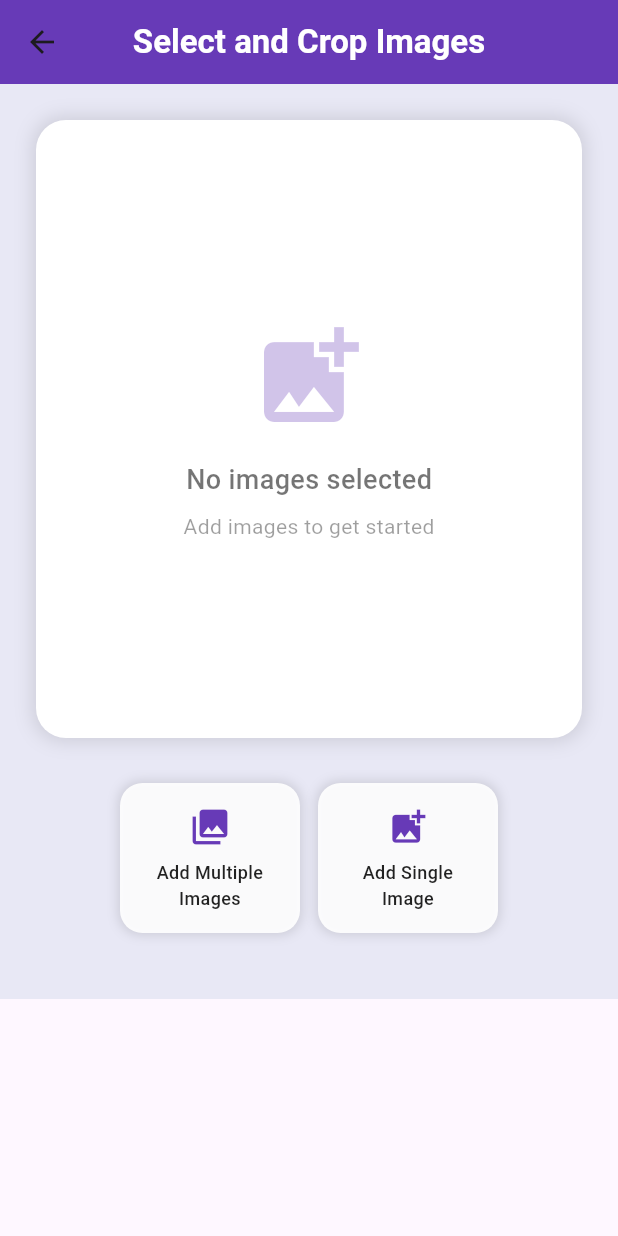
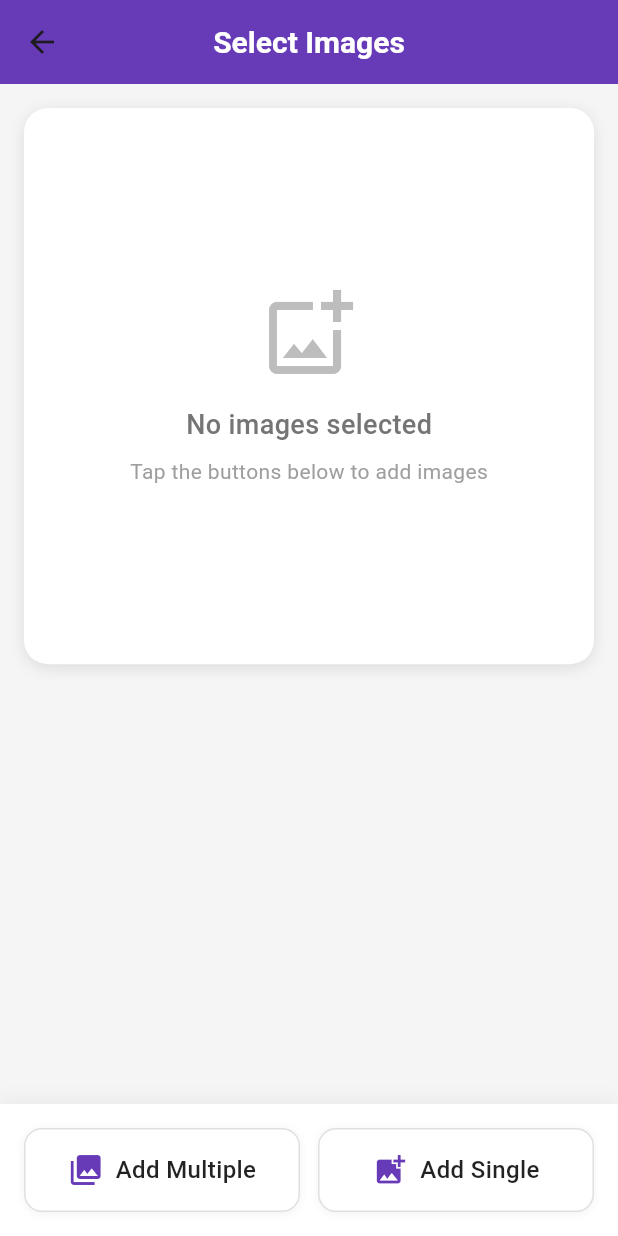
Before and after one commit to heth-projects/passport-photos, a Flutter app: the ImagePickerScreen screen opened by its route, on a phone screen of 412 x 824 dp. Run offline on Flutter 3.47's test engine with Material 3 defaults, Android fonts, the phone set to English and light mode, and no system bars; our stand-ins replace image_cropper, image_picker, pdf, permission_handler, printing, share_plus.

Commit message:
UI Changes

```diff
--- a/passport_photos/lib/screens/image_picker_screen.dart
+++ b/passport_photos/lib/screens/image_picker_screen.dart
@@ -253,14 +253,19 @@ class _ImagePickerScreenState extends State<ImagePickerScreen> {
 
   @override
   Widget build(BuildContext context) {
+    final screenHeight = MediaQuery.of(context).size.height;
+    final screenWidth = MediaQuery.of(context).size.width;
+    final isSmallScreen = screenWidth < 400;
+
     return Scaffold(
       appBar: AppBar(
-        title: Text('Select and Crop Images',
+        title: Text(
+          'Select Images',
           style: TextStyle(
             color: Colors.white,
-                fontSize: 22,
-                fontWeight: FontWeight.bold
-            )
+            fontSize: 20,
+            fontWeight: FontWeight.bold,
+          ),
         ),
         backgroundColor: Colors.deepPurple,
         centerTitle: true,
@@ -274,75 +279,195 @@ class _ImagePickerScreenState extends State<ImagePickerScreen> {
             ),
         ],
       ),
-      body: Container(
-        color: Color(0xFFE8E8F5),
-        width: double.infinity,
-        child: SafeArea(
+      backgroundColor: Color(0xFFF5F5F5),
+      body: Column(
+        children: [
+          // Main content area
+          Expanded(
             child: SingleChildScrollView(
-            padding: const EdgeInsets.all(24.0),
+              padding: EdgeInsets.all(16.0),
               child: Column(
                 children: [
                   // Images Display Section
                   Container(
                     width: double.infinity,
-                  constraints: BoxConstraints(
-                    maxHeight: MediaQuery.of(context).size.height * 0.5,
-                    minHeight: 200,
-                  ),
+                    height: screenHeight * 0.45, // Fixed height to prevent overflow
                     decoration: BoxDecoration(
                       color: Colors.white,
-                    borderRadius: BorderRadius.circular(20),
+                      borderRadius: BorderRadius.circular(16),
                       boxShadow: [
                         BoxShadow(
-                        color: Colors.black12,
-                        blurRadius: 10,
-                        spreadRadius: 2,
+                          color: Colors.black.withOpacity(0.1),
+                          blurRadius: 8,
+                          offset: Offset(0, 2),
                         ),
                       ],
                     ),
                     child: ClipRRect(
+                      borderRadius: BorderRadius.circular(16),
+                      child: _images.isEmpty
+                          ? _buildEmptyState()
+                          : _buildImageGrid(),
+                    ),
+                  ),
+
+                  SizedBox(height: 20),
+
+                  // Image counter
+                  if (_images.isNotEmpty)
+                    Container(
+                      padding: EdgeInsets.symmetric(horizontal: 16, vertical: 8),
+                      decoration: BoxDecoration(
+                        color: Colors.deepPurple.withOpacity(0.1),
                         borderRadius: BorderRadius.circular(20),
-                    child: _images.isEmpty
-                        ? Center(
+                      ),
+                      child: Text(
+                        '${_images.length} of $maxImages images selected',
+                        style: TextStyle(
+                          color: Colors.deepPurple,
+                          fontSize: 14,
+                          fontWeight: FontWeight.w600,
+                        ),
+                      ),
+                    ),
+                ],
+              ),
+            ),
+          ),
+
+          // Bottom Action Buttons
+          Container(
+            padding: EdgeInsets.all(16),
+            decoration: BoxDecoration(
+              color: Colors.white,
+              boxShadow: [
+                BoxShadow(
+                  color: Colors.black.withOpacity(0.05),
+                  blurRadius: 10,
+                  offset: Offset(0, -2),
+                ),
+              ],
+            ),
+            child: SafeArea(
+              child: Column(
+                mainAxisSize: MainAxisSize.min,
+                children: [
+                  // Action buttons row
+                  Row(
+                    children: [
+                      // Add Multiple Images Button
+                      Expanded(
+                        child: _buildActionButton(
+                          onTap: _isProcessing ? null : _pickAndCropImages,
+                          icon: _isProcessing
+                              ? SizedBox(
+                            width: 20,
+                            height: 20,
+                            child: CircularProgressIndicator(
+                              strokeWidth: 2,
+                              valueColor: AlwaysStoppedAnimation<Color>(Colors.deepPurple),
+                            ),
+                          )
+                              : Icon(Icons.photo_library, size: 24, color: Colors.deepPurple),
+                          label: _isProcessing ? "Processing..." : "Add Multiple",
+                          isEnabled: !_isProcessing,
+                          isPrimary: false,
+                        ),
+                      ),
+
+                      SizedBox(width: 12),
+
+                      // Add Single Image Button
+                      Expanded(
+                        child: _buildActionButton(
+                          onTap: _isProcessing ? null : _addSingleImage,
+                          icon: Icon(
+                            Icons.add_photo_alternate,
+                            size: 24,
+                            color: _isProcessing ? Colors.grey : Colors.deepPurple,
+                          ),
+                          label: "Add Single",
+                          isEnabled: !_isProcessing,
+                          isPrimary: false,
+                        ),
+                      ),
+                    ],
+                  ),
+
+                  // Continue button (full width when images are present)
+                  if (_images.isNotEmpty) ...[
+                    SizedBox(height: 12),
+                    SizedBox(
+                      width: double.infinity,
+                      child: _buildActionButton(
+                        onTap: () {
+                          Navigator.pushNamed(
+                            context,
+                            '/selectSize',
+                            arguments: _images,
+                          );
+                        },
+                        icon: Icon(Icons.arrow_forward, size: 24, color: Colors.white),
+                        label: "Continue to Next Step",
+                        isEnabled: true,
+                        isPrimary: true,
+                        isFullWidth: true,
+                      ),
+                    ),
+                  ],
+                ],
+              ),
+            ),
+          ),
+        ],
+      ),
+    );
+  }
+
+  Widget _buildEmptyState() {
+    return Center(
       child: Column(
         mainAxisAlignment: MainAxisAlignment.center,
         children: [
           Icon(
-                            Icons.add_photo_alternate,
-                            size: 80,
-                            color: Colors.deepPurple.withOpacity(0.3),
+            Icons.add_photo_alternate_outlined,
+            size: 64,
+            color: Colors.grey[400],
           ),
           SizedBox(height: 16),
           Text(
             'No images selected',
             style: TextStyle(
-                                color: Colors.black54,
+              color: Colors.grey[600],
               fontSize: 18,
-                                fontWeight: FontWeight.w500
+              fontWeight: FontWeight.w500,
             ),
           ),
           SizedBox(height: 8),
           Text(
-                            'Add images to get started',
+            'Tap the buttons below to add images',
             style: TextStyle(
-                                color: Colors.black38,
-                                fontSize: 14
+              color: Colors.grey[500],
+              fontSize: 14,
             ),
           ),
         ],
       ),
-                    )
-                        : Column(
+    );
+  }
+
+  Widget _buildImageGrid() {
+    return Column(
       children: [
-                        // Images count header
+        // Header
         Container(
           width: double.infinity,
           padding: EdgeInsets.all(16),
           decoration: BoxDecoration(
             color: Colors.deepPurple.withOpacity(0.1),
             borderRadius: BorderRadius.only(
-                              topLeft: Radius.circular(20),
-                              topRight: Radius.circular(20),
+              topLeft: Radius.circular(16),
+              topRight: Radius.circular(16),
             ),
           ),
           child: Text(
@@ -355,39 +480,51 @@ class _ImagePickerScreenState extends State<ImagePickerScreen> {
             textAlign: TextAlign.center,
           ),
         ),
+
         // Images grid
         Expanded(
           child: Padding(
             padding: const EdgeInsets.all(16.0),
             child: GridView.builder(
               gridDelegate: SliverGridDelegateWithFixedCrossAxisCount(
-                                crossAxisCount: 2,
+                crossAxisCount: MediaQuery.of(context).size.width > 600 ? 3 : 2,
                 crossAxisSpacing: 12,
                 mainAxisSpacing: 12,
                 childAspectRatio: 1,
               ),
               itemCount: _images.length,
               itemBuilder: (context, index) {
-                                return Stack(
-                                  children: [
-                                    GestureDetector(
+                return _buildImageItem(index);
+              },
+            ),
+          ),
+        ),
+      ],
+    );
+  }
+
+  Widget _buildImageItem(int index) {
+    final isSelected = _selectedImageIndex == index;
+
+    return GestureDetector(
       onTap: () {
         setState(() {
-                                          _selectedImageIndex = _selectedImageIndex == index ? null : index;
+          _selectedImageIndex = isSelected ? null : index;
         });
       },
       child: Container(
         decoration: BoxDecoration(
           borderRadius: BorderRadius.circular(12),
           border: Border.all(
-                                            color: _selectedImageIndex == index
-                                                ? Colors.deepPurple
-                                                : Colors.transparent,
-                                            width: 3,
+            color: isSelected ? Colors.deepPurple : Colors.grey[300]!,
+            width: isSelected ? 3 : 1,
           ),
         ),
-                                        child: ClipRRect(
-                                          borderRadius: BorderRadius.circular(12),
+        child: Stack(
+          children: [
+            // Image
+            ClipRRect(
+              borderRadius: BorderRadius.circular(11),
               child: Image.file(
                 _images[index],
                 fit: BoxFit.cover,
@@ -395,8 +532,7 @@ class _ImagePickerScreenState extends State<ImagePickerScreen> {
                 height: double.infinity,
               ),
             ),
-                                      ),
-                                    ),
+
             // Remove button
             Positioned(
               top: 4,
@@ -404,8 +540,8 @@ class _ImagePickerScreenState extends State<ImagePickerScreen> {
               child: GestureDetector(
                 onTap: () => _removeImage(index),
                 child: Container(
-                                          width: 24,
-                                          height: 24,
+                  width: 28,
+                  height: 28,
                   decoration: BoxDecoration(
                     color: Colors.red,
                     shape: BoxShape.circle,
@@ -419,229 +555,98 @@ class _ImagePickerScreenState extends State<ImagePickerScreen> {
                   child: Icon(
                     Icons.close,
                     color: Colors.white,
-                                            size: 16,
+                    size: 18,
                   ),
                 ),
               ),
             ),
+
             // Selection indicator
-                                    if (_selectedImageIndex == index)
+            if (isSelected)
               Positioned(
                 bottom: 4,
                 left: 4,
                 child: Container(
-                                          padding: EdgeInsets.symmetric(horizontal: 6, vertical: 2),
+                  padding: EdgeInsets.symmetric(horizontal: 8, vertical: 4),
                   decoration: BoxDecoration(
                     color: Colors.deepPurple,
-                                            borderRadius: BorderRadius.circular(8),
+                    borderRadius: BorderRadius.circular(12),
                   ),
                   child: Text(
                     'Selected',
                     style: TextStyle(
                       color: Colors.white,
                       fontSize: 10,
-                                              fontWeight: FontWeight.w500,
+                      fontWeight: FontWeight.w600,
                     ),
-                                          ),
-                                        ),
-                                      ),
-                                  ],
-                                );
-                              },
                   ),
                 ),
               ),
           ],
         ),
       ),
+    );
+  }
+
+  Widget _buildActionButton({
+    required VoidCallback? onTap,
+    required Widget icon,
+    required String label,
+    required bool isEnabled,
+    required bool isPrimary,
+    bool isFullWidth = false,
+  }) {
+    return GestureDetector(
+      onTap: onTap,
+      child: Container(
+        height: 56,
+        padding: EdgeInsets.symmetric(horizontal: 16),
+        decoration: BoxDecoration(
+          color: isPrimary
+              ? Colors.deepPurple
+              : (isEnabled ? Colors.white : Colors.grey[100]),
+          borderRadius: BorderRadius.circular(12),
+          border: isPrimary
+              ? null
+              : Border.all(color: Colors.grey[300]!),
+          boxShadow: isPrimary
+              ? [
+            BoxShadow(
+              color: Colors.deepPurple.withOpacity(0.3),
+              blurRadius: 8,
+              offset: Offset(0, 2),
             ),
-
-                SizedBox(height: 30),
-
-                // Action Buttons
-                Row(
-                  mainAxisAlignment: MainAxisAlignment.center,
-                  children: [
-                    // Add Multiple Images Button
-                    GestureDetector(
-                      onTap: _isProcessing ? null : _pickAndCropImages,
-                      child: Container(
-                        width: 120,
-                        height: 100,
-                        decoration: BoxDecoration(
-                          color: _isProcessing
-                              ? Colors.grey.withOpacity(0.5)
-                              : Colors.white.withOpacity(0.9),
-                          borderRadius: BorderRadius.circular(15),
-                          boxShadow: [
+          ]
+              : [
             BoxShadow(
-                              color: Colors.black12,
-                              blurRadius: 6,
-                              spreadRadius: 1,
+              color: Colors.black.withOpacity(0.05),
+              blurRadius: 4,
+              offset: Offset(0, 1),
             ),
           ],
         ),
-                        child: Column(
+        child: Row(
           mainAxisAlignment: MainAxisAlignment.center,
           children: [
-                            _isProcessing
-                                ? SizedBox(
-                              width: 28,
-                              height: 28,
-                              child: CircularProgressIndicator(
-                                strokeWidth: 2,
-                                valueColor: AlwaysStoppedAnimation<Color>(Colors.deepPurple),
+            icon,
+            SizedBox(width: 8),
+            Flexible(
+              child: Text(
+                label,
+                style: TextStyle(
+                  color: isPrimary
+                      ? Colors.white
+                      : (isEnabled ? Colors.black87 : Colors.grey),
+                  fontSize: 16,
+                  fontWeight: isPrimary ? FontWeight.w600 : FontWeight.w500,
                 ),
-                            )
-                                : Icon(
-                              Icons.photo_library,
-                              size: 28,
-                              color: Colors.deepPurple,
-                            ),
-                            SizedBox(height: 8),
-                            Text(
-                              _isProcessing ? "Processing..." : "Add Multiple\nImages",
                 textAlign: TextAlign.center,
-                              style: TextStyle(
-                                fontSize: 12,
-                                fontWeight: FontWeight.w500,
-                                color: _isProcessing ? Colors.grey : Colors.black87,
+                overflow: TextOverflow.ellipsis,
               ),
             ),
           ],
         ),
       ),
-                    ),
-
-                    SizedBox(width: 12),
-
-                    // Add Single Image Button
-                    GestureDetector(
-                      onTap: _isProcessing ? null : _addSingleImage,
-                      child: Container(
-                        width: 120,
-                        height: 100,
-                        decoration: BoxDecoration(
-                          color: _isProcessing
-                              ? Colors.grey.withOpacity(0.5)
-                              : Colors.white.withOpacity(0.9),
-                          borderRadius: BorderRadius.circular(15),
-                          boxShadow: [
-                            BoxShadow(
-                              color: Colors.black12,
-                              blurRadius: 6,
-                              spreadRadius: 1,
-                            ),
-                          ],
-                        ),
-                        child: Column(
-                          mainAxisAlignment: MainAxisAlignment.center,
-                          children: [
-                            Icon(
-                              Icons.add_photo_alternate,
-                              size: 28,
-                              color: _isProcessing ? Colors.grey : Colors.deepPurple,
-                            ),
-                            SizedBox(height: 8),
-                            Text(
-                              "Add Single\nImage",
-                              textAlign: TextAlign.center,
-                              style: TextStyle(
-                                fontSize: 12,
-                                fontWeight: FontWeight.w500,
-                                color: _isProcessing ? Colors.grey : Colors.black87,
-                              ),
-                            ),
-                          ],
-                        ),
-                      ),
-                    ),
-
-                    // Next Button (only visible if images are selected)
-                    if (_images.isNotEmpty) ...[
-                      SizedBox(width: 12),
-                      GestureDetector(
-                        onTap: () {
-                          Navigator.pushNamed(
-                            context,
-                            '/selectSize',
-                            arguments: _images, // Pass the list of images
-                          );
-                        },
-                        onTapDown: (_) {
-                          setState(() {
-                            _isNextHovered = true;
-                          });
-                        },
-                        onTapUp: (_) {
-                          setState(() {
-                            _isNextHovered = false;
-                          });
-                        },
-                        onTapCancel: () {
-                          setState(() {
-                            _isNextHovered = false;
-                          });
-                        },
-                        child: AnimatedContainer(
-                          duration: Duration(milliseconds: 200),
-                          width: 120,
-                          height: 100,
-                          decoration: BoxDecoration(
-                            color: _isNextHovered
-                                ? Colors.deepPurple.withOpacity(0.9)
-                                : Colors.deepPurple,
-                            borderRadius: BorderRadius.circular(15),
-                            boxShadow: [
-                              BoxShadow(
-                                color: _isNextHovered
-                                    ? Colors.deepPurple.withOpacity(0.6)
-                                    : Colors.black12,
-                                blurRadius: _isNextHovered ? 8 : 4,
-                                spreadRadius: _isNextHovered ? 2 : 1,
-                              ),
-                            ],
-                          ),
-                          child: Column(
-                            mainAxisAlignment: MainAxisAlignment.center,
-                            children: [
-                              Icon(
-                                Icons.arrow_forward,
-                                size: 28,
-                                color: Colors.white,
-                              ),
-                              SizedBox(height: 8),
-                              Text(
-                                "Continue",
-                                textAlign: TextAlign.center,
-                                style: TextStyle(
-                                  fontSize: 12,
-                                  fontWeight: FontWeight.w600,
-                                  color: Colors.white,
-                                ),
-                              ),
-                              Text(
-                                "Next Step",
-                                textAlign: TextAlign.center,
-                                style: TextStyle(
-                                  fontSize: 10,
-                                  color: Colors.white70,
-                                ),
-                              ),
-                            ],
-                          ),
-                        ),
-                      ),
-                    ],
-                  ],
-                ),
-
-                SizedBox(height: 20),
-              ],
-            ),
-          ),
-        ),
-      ),
     );
   }
 }
```
Lines whose indentation alone changed are shown as unchanged.
